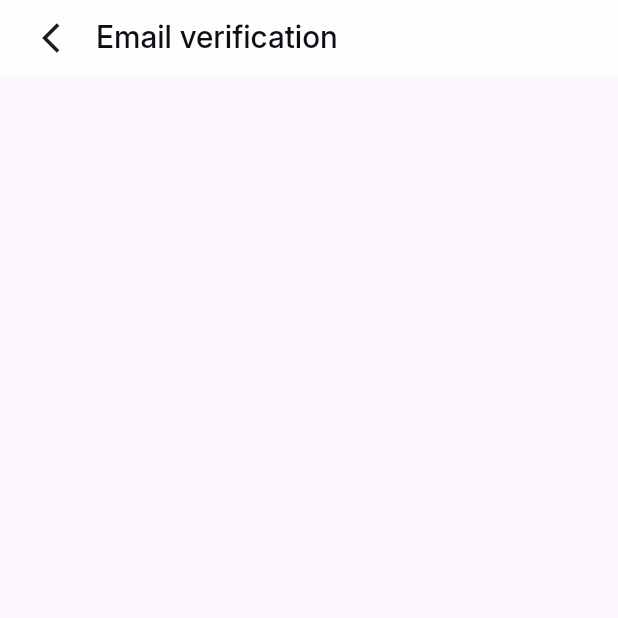
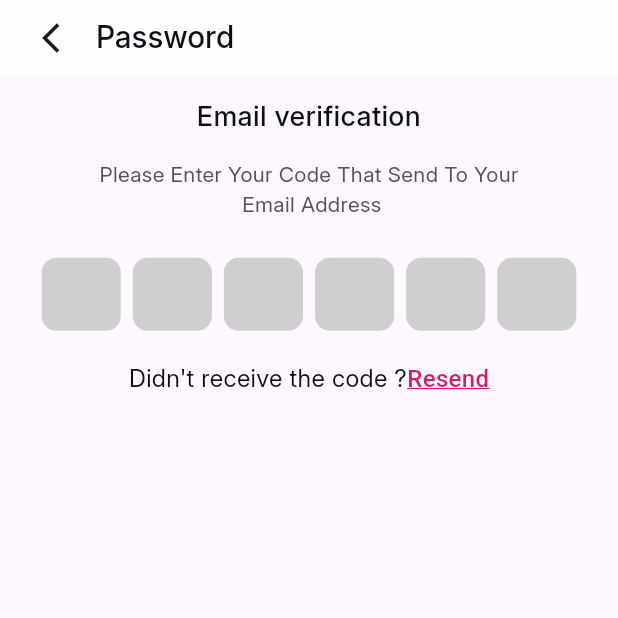
Before and after one commit to rafify2711/Traking-App, a Flutter app: the screen it shows after launch, after a tap on "Confirm", on a phone screen of 412 x 824 dp, the top half of it. Run offline on Flutter 3.47's test engine with Material 3 defaults, Android fonts, the phone set to English and light mode, and no system bars; drawn by our look-alikes of pinput; our stand-ins replace bloc, dio, easy_localization, equatable, flutter_bloc, flutter_secure_storage and 3 more; generated files the repository leaves out were written again.

Commit message:
feat: enhance localization support and add resend code functionality in forget password flow

```diff
--- a/assets/translations/ar.json
+++ b/assets/translations/ar.json
@@ -2,14 +2,14 @@
     "local": "ar",
     "WelcomeToFloweryRiderApp": "مرحبًا بكم في تطبيق سائق فلويري",
     "forgetPassword": "نسيت كلمة المرور",
-    "PleaseEnterYourEmailAssociatedToYourAccount": "يرجى إدخال بريدك الإلكتروني \nالمرتبط بحسابك",
+    "pleaseEnterYourEmailAssociatedToYourAccount": "يرجى ادخال بريدك الإلكتروني المرتبط \nبهذا الحساب",
     "email": "البريد الإلكتروني",
     "confirm": "تأكيد",
     "enterYourEmail": "أدخل بريدك الإلكتروني",
     "thisEmailIsNotValid": "هذا البريد الإلكتروني غير صالح",
     "password": "كلمة المرور",
     "emailVerification": "تحقق البريد الإلكتروني",
-    "pleaseEnterYourCodeThatSendToYourEmailAddress": "يرجى ادخال الكود الذي تم ارساله لبريدك الإلكتروني",
+    "pleaseEnterYourCode": "يرجى ادخال الكود الذي تم ارساله\n لبريدك الإلكتروني",
     "didntReceiveTheCode": "لم تستلم الكود؟",
     "resend": "اعادة الارسال"
 }
--- a/assets/translations/en.json
+++ b/assets/translations/en.json
@@ -2,14 +2,14 @@
     "local": "en" ,
     "WelcomeToFloweryRiderApp" : "Welcome to Flowery rider app",
     "forgetPassword" : "Forget password",
-    "Please enter your email associatedto your account" : "Please enter your email associated\n to your account",
+    "pleaseEnterYourEmailAssociatedToYourAccount" : "Please enter your email associated to \n your account",
     "email" : "Email",
     "confirm" : "Confirm",
     "enterYourEmail" : "Enter your email",
     "thisEmailIsNotValid" : "This email is not valid",
     "password" : "Password",
     "emailVerification" : "Email verification",
-    "pleaseEnterYourCodeThatSendToYourEmailAddress" : "Please Enter Your Code That Send To Your Email Address",
+    "pleaseEnterYourCode" : "Please Enter Your Code That Send To Your\n Email Address",
     "didntReceiveTheCode" : "Didn't receive the code ?",
     "resend" : "Resend"
 }
--- a/lib/features/auth/forget_password/presentation/widgets/forget_password_body.dart
+++ b/lib/features/auth/forget_password/presentation/widgets/forget_password_body.dart
@@ -19,13 +19,16 @@ class ForgetPasswordBody extends StatelessWidget {
       body: Center(
         child: Column(
           children: [
+               responsiveHeightWidget(10),
             Text(LocaleKeys.forgetPassword.tr(), style: AppTextStyles.instance.textStyle18
-                .copyWith(fontWeight: FontWeight.w600)),
+                .copyWith(fontWeight: FontWeight.w500)),
              responsiveHeightWidget(10),
-            Text(LocaleKeys.PleaseEnterYourEmailAssociatedToYourAccount.tr(),
+            Text(LocaleKeys.pleaseEnterYourEmailAssociatedToYourAccount.tr(),
                 style: AppTextStyles.instance.textStyle14.copyWith(
                   color: PalletsColors.gray,
-                )),
+                ),
+                textAlign: TextAlign.center,
+                ),
                    responsiveHeightWidget(20),
                 Padding(
                   padding:  EdgeInsets.symmetric(
--- /dev/null
+++ b/lib/features/auth/forget_password/presentation/widgets/resend_code.dart
@@ -0,0 +1,90 @@
+import 'dart:async';
+import 'package:easy_localization/easy_localization.dart';
+import 'package:flutter/material.dart';
+import 'package:tracking_app/core/utils/app_text_styles.dart';
+import 'package:tracking_app/core/utils/colors.dart';
+import 'package:tracking_app/generated/locale_keys.g.dart';
+
+class ResendCode extends StatefulWidget {
+  // const ResendCode({super.key, required this.email});
+  // final String email;
+
+  @override
+  State<ResendCode> createState() => _ResendCodeState();
+}
+
+class _ResendCodeState extends State<ResendCode> {
+  int remainingSeconds = 30;
+  bool canResend = true;
+  late Timer timer;
+
+  @override
+  void dispose() {
+    timer.cancel();
+    super.dispose();
+  }
+
+  void startTimer() {
+    remainingSeconds = 30;
+    canResend = false;
+    setState(() {});
+    timer = Timer.periodic(const Duration(seconds: 1), (timer) {
+      if (remainingSeconds > 0) {
+        remainingSeconds--;
+
+        setState(() {});
+      } else {
+        setState(() {
+          canResend = true;
+        });
+        timer.cancel();
+      }
+    });
+  }
+
+  @override
+  Widget build(BuildContext context) {
+    return Column(
+      children: [
+        Row(
+          mainAxisAlignment: MainAxisAlignment.center,
+          children: [
+            Text(
+              LocaleKeys.didntReceiveTheCode.tr(),
+              style: AppTextStyles.instance.textStyle16,
+            ),
+            GestureDetector(
+              onTap:
+                  canResend
+                      ? () {
+                      // cubit.resendCode(widget.email);
+                        startTimer();
+                      }
+                      : null,
+              child: Text(
+                LocaleKeys.resend.tr(),
+                style: TextStyle(
+                  color: canResend ? PalletsColors.mainColorBase : Colors.grey,
+                  fontSize: AppTextStyles.instance.textStyle16.fontSize,
+                  decoration: TextDecoration.underline,
+                  decorationColor:
+                      canResend ? PalletsColors.mainColorBase : Colors.grey,
+                ),
+              ),
+            ),
+          ],
+        ),
+        if (!canResend)
+          Padding(
+            padding: const EdgeInsets.only(top: 8.0),
+            child: Text(
+              'Resend code in $remainingSeconds seconds',
+              style: AppTextStyles.instance.textStyle16.copyWith(
+                color: Colors.grey,
+              ),
+            ),
+          ),
+      ],
+    );
+  }
+}
--- a/lib/features/auth/forget_password/presentation/widgets/verification_body.dart
+++ b/lib/features/auth/forget_password/presentation/widgets/verification_body.dart
@@ -1,19 +1,77 @@
 import 'package:easy_localization/easy_localization.dart';
 import 'package:flutter/material.dart';
+import 'package:flutter/services.dart';
+import 'package:pinput/pinput.dart';
+import 'package:tracking_app/core/utils/app_text_styles.dart';
+import 'package:tracking_app/core/utils/colors.dart';
+import 'package:tracking_app/core/utils/services/get_responsive_height_and_width.dart';
 import 'package:tracking_app/features/auth/forget_password/presentation/widgets/app_bar_section.dart';
+import 'package:tracking_app/features/auth/forget_password/presentation/widgets/resend_code.dart';
 import 'package:tracking_app/generated/locale_keys.g.dart';
+
 class VerificationBody extends StatelessWidget {
-  const VerificationBody({super.key});
+  VerificationBody({super.key});
+  final List<TextEditingController> controllers = List.generate(
+    6,
+    (_) => TextEditingController(),
+  );
+  final List<FocusNode> focusNodes = List.generate(6, (_) => FocusNode());
+  String otpCode() {
+    return controllers.map((controller) => controller.text).join();
+  }
 
   @override
   Widget build(BuildContext context) {
     return Scaffold(
-      appBar: PreferredSize(preferredSize: Size.fromHeight(50),
-      child: AppBarSection(text: LocaleKeys.emailVerification.tr(),),),
-      body: Column(children: [
+      appBar: PreferredSize(
+        preferredSize: Size.fromHeight(50),
+        child: AppBarSection(text: LocaleKeys.password.tr()),
+      ),
+      body: Center(
+        child: Column(
+          children: [
+            responsiveHeightWidget(15),
+            Text(
+              LocaleKeys.emailVerification.tr(),
+              style: AppTextStyles.instance.textStyle18.copyWith(
+                fontWeight: FontWeight.w500,
+              ),
+              textAlign: TextAlign.center,
+            ),
+            responsiveHeightWidget(15),
+            Text(
+              LocaleKeys.pleaseEnterYourCode.tr(),
+              style: AppTextStyles.instance.textStyle14.copyWith(
+                color: PalletsColors.gray,
+              ),
+              textAlign: TextAlign.center,
+            ),
+            responsiveHeightWidget(25),
+            Pinput(
+              length: 6,
+              keyboardType: TextInputType.number,
+              showCursor: true,
+              inputFormatters: [FilteringTextInputFormatter.digitsOnly],
+              autofocus: true,
 
-      ]),
-
+              onCompleted: (value) {},
+              defaultPinTheme: PinTheme(
+                width: resposiveWidth(48),
+                height: resposiveHeight(48),
+                decoration: BoxDecoration(
+                  color: PalletsColors.white60,
+                  borderRadius: BorderRadius.circular(10),
+                ),
+                textStyle: AppTextStyles.instance.textStyle18.copyWith(
+                  fontWeight: FontWeight.w600,
+                ),
+              ),
+            ),
+            responsiveHeightWidget(20),
+            ResendCode(),
+          ],
+        ),
+      ),
     );
   }
 }
--- a/lib/main.dart
+++ b/lib/main.dart
@@ -15,30 +15,32 @@ void main() async {
   configureDependencies();
   runApp(
     EasyLocalization(
-      supportedLocales: [Locale('en', 'US'), Locale('ar', 'EG')],
+      supportedLocales: [Locale('en'), Locale('ar')],
       path: 'assets/translations',
       fallbackLocale: Locale('_languageCode'),
       assetLoader: const CodegenLoader(),
       child: ChangeNotifierProvider(
         create: (_) => getIt<AppConfigProvider>(),
-        child: const Tracking(),
+        child: Tracking(),
       ),
     ),
   );
 }
 
 class Tracking extends StatelessWidget {
-  const Tracking({super.key});
+  late AppConfigProvider appConfigProvider;
+
+  Tracking({super.key});
 
   @override
   Widget build(BuildContext context) {
+    appConfigProvider = Provider.of<AppConfigProvider>(context);
     // to handle responsive design
     ScreenSizeService.init(context);
     return MaterialApp(
       localizationsDelegates: context.localizationDelegates,
       supportedLocales: context.supportedLocales,
       locale: context.locale,
-
       debugShowCheckedModeBanner: false,
       initialRoute: RoutesName.forgetPassword,
       onGenerateRoute: RouteGenerator.onGenerator,
--- a/pubspec.yaml
+++ b/pubspec.yaml
@@ -15,6 +15,7 @@ dependencies:
   cupertino_icons: ^1.0.8
   dio: ^5.8.0
   easy_localization: ^3.0.7+1
+  pinput:
   equatable: ^2.0.7
   flutter:
     sdk: flutter
```
Also changed, not shown: lib/generated/codegen_loader.g.dart, lib/generated/locale_keys.g.dart, pubspec.lock, 1 other file.
